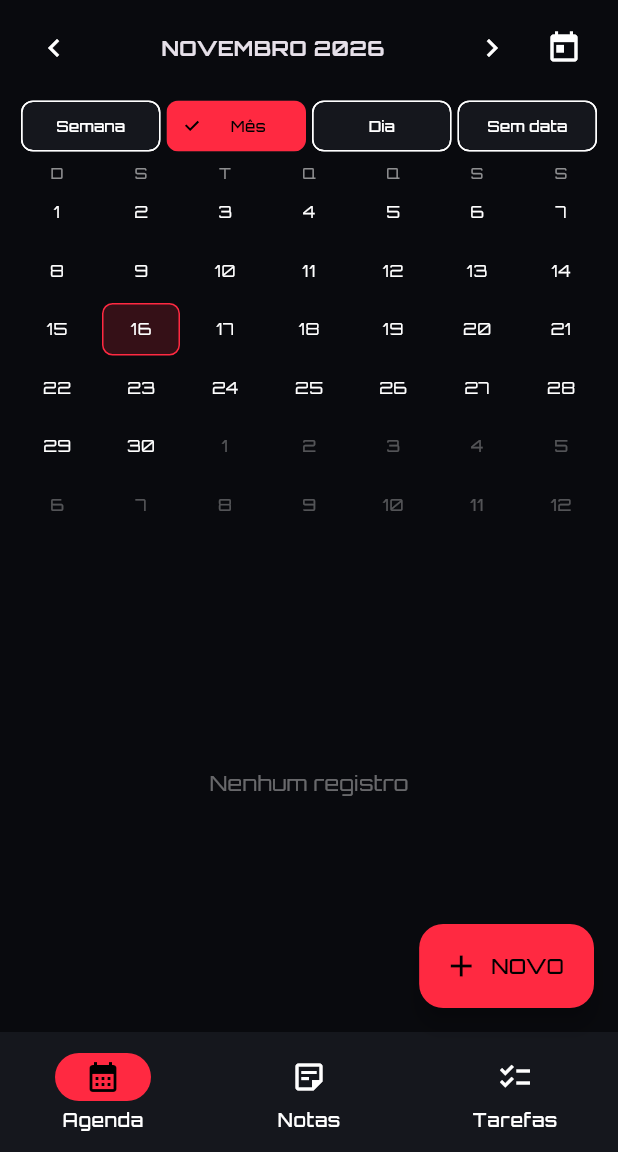
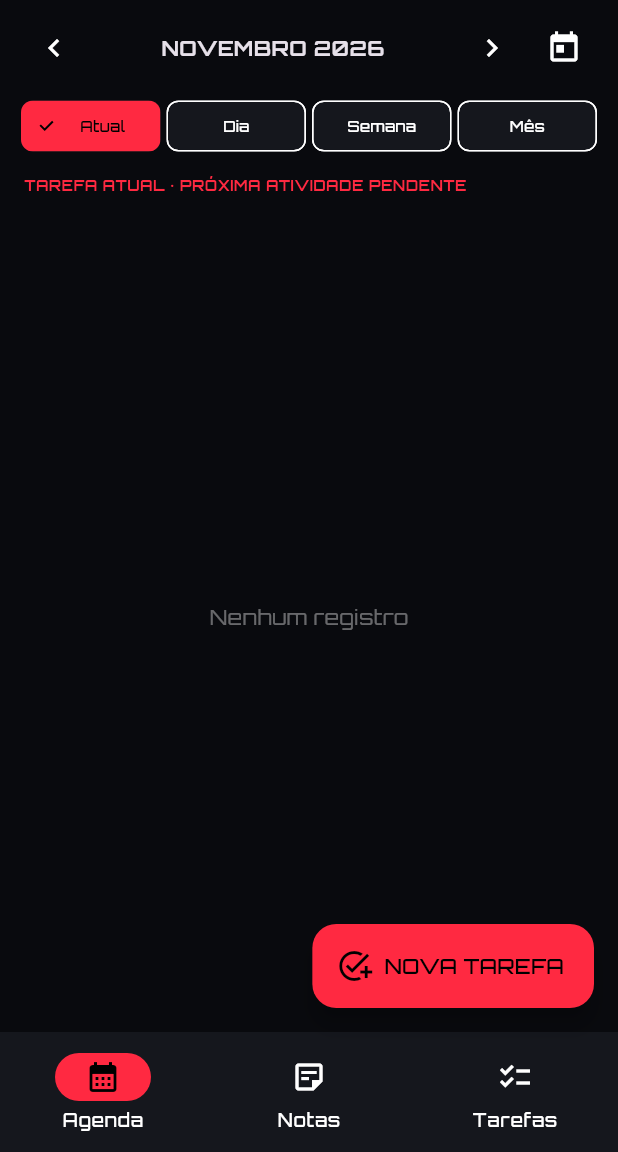
Before and after one commit to otavio-dias-leite/cyberpunk-diary, a Flutter app: the screen it shows after launch, on a phone screen of 412 x 824 dp, the part 84-1236 px from its top. Run offline on Flutter 3.47's test engine with Material 3 defaults, Android fonts, the phone set to English and light mode, and no system bars; our stand-ins replace flutter_markdown, google_fonts, shared_preferences, sqflite, sqflite_common_ffi; accounts and stored records are empty.

Commit message:
Add current, day, week, month task views and Markdown note rendering

```diff
--- a/lib/main.dart
+++ b/lib/main.dart
@@ -1,4 +1,5 @@
 import 'package:flutter/material.dart';
+import 'package:flutter_markdown/flutter_markdown.dart';
 import 'package:flutter/foundation.dart';
 import 'package:intl/intl.dart';
 import 'package:intl/date_symbol_data_local.dart';
@@ -58,7 +59,7 @@ class _CyberpunkDiaryState extends State<CyberpunkDiary> {
 class DiaryHome extends StatefulWidget { const DiaryHome({super.key}); @override State<DiaryHome> createState()=>_DiaryHomeState(); }
 class _DiaryHomeState extends State<DiaryHome> {
   DateTime focus = DateTime.now();
-  String view = 'Mês';
+  String view = 'Atual';
   int tab = 0;
   List<DiaryItem> items = [];
   bool loading = true;
@@ -93,9 +94,13 @@ class _DiaryHomeState extends State<DiaryHome> {
   @override Widget build(BuildContext context){
     final accent=Theme.of(context).colorScheme.primary;
     final dayItems=visible.where((e)=>e.dueAt!=null && DateUtils.isSameDay(DateTime.fromMillisecondsSinceEpoch(e.dueAt!),focus)).toList();
+    final activeTasks=visible.where((e)=>e.kind!='note' && !e.done).toList()..sort((a,b)=>(a.dueAt??a.updatedAt).compareTo(b.dueAt??b.updatedAt));
+    final weekStart=DateTime(focus.year,focus.month,focus.day).subtract(Duration(days:focus.weekday%7));
+    final weekItems=visible.where((e)=>e.kind!='note' && e.dueAt!=null && !DateTime.fromMillisecondsSinceEpoch(e.dueAt!).isBefore(weekStart) && DateTime.fromMillisecondsSinceEpoch(e.dueAt!).isBefore(weekStart.add(const Duration(days:7)))).toList();
+    final monthItems=visible.where((e)=>e.kind!='note' && e.dueAt!=null && DateTime.fromMillisecondsSinceEpoch(e.dueAt!).year==focus.year && DateTime.fromMillisecondsSinceEpoch(e.dueAt!).month==focus.month).toList();
     final undated=visible.where((e)=>e.dueAt==null).toList();
     return Scaffold(appBar:AppBar(title:const Text('CYBERPUNK DIARY',style:TextStyle(fontWeight:FontWeight.w900,letterSpacing:1.4,fontSize:17)),actions:[IconButton(tooltip:'Sincronização',onPressed:()=>_syncDialog(),icon:const Icon(Icons.sync)),PopupMenuButton<String>(icon:const Icon(Icons.palette_outlined),onSelected:_setTheme,itemBuilder:(_)=>themes.keys.map((e)=>PopupMenuItem(value:e,child:Text(e))).toList())]),
-      floatingActionButton:FloatingActionButton.extended(onPressed:_showCreateMenu,icon:const Icon(Icons.add),label:const Text('NOVO')),
+      floatingActionButton:FloatingActionButton.extended(onPressed:()=>_create(tab==1?'note':'task',date:tab==0&&view!='Atual'?focus:null),icon:Icon(tab==1?Icons.note_add:Icons.add_task),label:Text(tab==1?'NOVA NOTA':'NOVA TAREFA')),
       body:loading?const Center(child:CircularProgressIndicator()):Column(children:[
         Padding(padding:const EdgeInsets.fromLTRB(12,8,12,4),child:Row(children:[
           IconButton(onPressed:()=>setState(()=>focus=DateTime(focus.year,focus.month-1,focus.day)),icon:const Icon(Icons.chevron_left)),
@@ -106,7 +111,7 @@ class _DiaryHomeState extends State<DiaryHome> {
         Padding(
           padding: const EdgeInsets.symmetric(horizontal: 12),
           child: Row(
-            children: ['Semana', 'Mês', 'Dia', 'Sem data'].map((option) {
+            children: ['Atual', 'Dia', 'Semana', 'Mês'].map((option) {
               return Expanded(
                 child: Padding(
                   padding: const EdgeInsets.symmetric(horizontal: 2),
@@ -121,9 +126,10 @@ class _DiaryHomeState extends State<DiaryHome> {
           ),
         ),
         if(view=='Mês') _monthGrid(accent),
+        if(view=='Atual') Padding(padding:const EdgeInsets.fromLTRB(16,8,16,4),child:Align(alignment:Alignment.centerLeft,child:Text('TAREFA ATUAL · PRÓXIMA ATIVIDADE PENDENTE',style:TextStyle(color:accent,fontSize:10,fontWeight:FontWeight.bold)))),
         if(view=='Semana') _weekStrip(accent),
         if(view=='Dia') Padding(padding:const EdgeInsets.all(10),child:Text(DateFormat('EEEE, dd MMMM','pt_BR').format(focus).toUpperCase())),
-        Expanded(child: tab==1?_itemList(visible.where((e)=>e.kind=='note').toList()):tab==2?_itemList(visible.where((e)=>e.kind!='note').toList()):view=='Sem data'?_itemList(undated):_itemList(dayItems)),
+        Expanded(child: tab==1?_itemList(visible.where((e)=>e.kind=='note').toList()):tab==2?_itemList(visible.where((e)=>e.kind!='note').toList()):view=='Atual'?_itemList(activeTasks):view=='Semana'?_itemList(weekItems):view=='Mês'?_itemList(monthItems):_itemList(dayItems)),
       ]),
       bottomNavigationBar:NavigationBar(selectedIndex:tab,onDestinationSelected:(i)=>setState(()=>tab=i),destinations:const [NavigationDestination(icon:Icon(Icons.calendar_month),label:'Agenda'),NavigationDestination(icon:Icon(Icons.sticky_note_2_outlined),label:'Notas'),NavigationDestination(icon:Icon(Icons.checklist),label:'Tarefas')]),
     );
@@ -206,7 +212,7 @@ class _DiaryHomeState extends State<DiaryHome> {
       ),
     );
   }
-  Widget _itemList(List<DiaryItem> list)=>list.isEmpty?const Center(child:Text('Nenhum registro',style:TextStyle(color:Colors.white38))):ListView.builder(padding:const EdgeInsets.fromLTRB(12,8,12,90),itemCount:list.length,itemBuilder:(ctx,i){final e=list[i];return Card(child:ListTile(leading:e.kind=='note'?const Icon(Icons.notes):Checkbox(value:e.done,onChanged:(v)=>_done(e,v??false)),title:Text(e.title,style:TextStyle(decoration:e.done?TextDecoration.lineThrough:null)),subtitle:e.body.isEmpty?null:Text(e.body,maxLines:2,overflow:TextOverflow.ellipsis),onTap:()=>_edit(e),trailing:IconButton(icon:const Icon(Icons.delete_outline),onPressed:()=>_delete(e))));});
+  Widget _itemList(List<DiaryItem> list)=>list.isEmpty?const Center(child:Text('Nenhum registro',style:TextStyle(color:Colors.white38))):ListView.builder(padding:const EdgeInsets.fromLTRB(12,8,12,90),itemCount:list.length,itemBuilder:(ctx,i){final e=list[i];return Card(child:ListTile(leading:e.kind=='note'?const Icon(Icons.notes):Checkbox(value:e.done,onChanged:(v)=>_done(e,v??false)),title:Text(e.title,style:TextStyle(decoration:e.done?TextDecoration.lineThrough:null)),subtitle:e.body.isEmpty?null:(e.kind=='note'?MarkdownBody(data:e.body,shrinkWrap:true,styleSheet:MarkdownStyleSheet.fromTheme(Theme.of(ctx)).copyWith(p:const TextStyle(fontSize:11,color:Colors.white70),h1:const TextStyle(fontSize:15,fontWeight:FontWeight.bold),h2:const TextStyle(fontSize:13,fontWeight:FontWeight.bold))):Text(e.body,maxLines:2,overflow:TextOverflow.ellipsis)),onTap:()=>_edit(e),trailing:IconButton(icon:const Icon(Icons.delete_outline),onPressed:()=>_delete(e))));});
   Future<void> _showCreateMenu() async { final choice=await showModalBottomSheet<String>(context:context,builder:(ctx)=>SafeArea(child:Wrap(children:[for(final entry in <String,String>{'task':'Tarefa','note':'Nota','list':'Lista de tarefas'}.entries) ListTile(leading:Icon(entry.key=='note'?Icons.notes:entry.key=='list'?Icons.checklist:Icons.task_alt),title:Text(entry.value),onTap:()=>Navigator.pop(ctx,entry.key))]))); if(choice!=null) _create(choice,date:choice=='task'&&tab==0&&view!='Sem data'?focus:null); }
   Future<void> _setTheme(String value) async {themeName.value=value;final p=await SharedPreferences.getInstance();await p.setString('theme',value);}
   Future<void> _syncDialog() async {final url=TextEditingController(),token=TextEditingController();final p=await SharedPreferences.getInstance();url.text=p.getString('sync_url')??'';token.text=p.getString('sync_token')??'';final ok=await showDialog<bool>(context:context,builder:(ctx)=>AlertDialog(title:const Text('SYNC DEVICE'),content:Column(mainAxisSize:MainAxisSize.min,children:[TextField(controller:url,decoration:const InputDecoration(labelText:'Host URL')),TextField(controller:token,obscureText:true,decoration:const InputDecoration(labelText:'Token'))]),actions:[TextButton(onPressed:()=>Navigator.pop(ctx,false),child:const Text('Fechar')),FilledButton(onPressed:()=>Navigator.pop(ctx,true),child:const Text('Sincronizar'))]));if(ok==true){await p.setString('sync_url',url.text.trim());await p.setString('sync_token',token.text);try{await SyncService(url.text.trim(),token.text).sync(await DiaryDb.instance.all(),DiaryDb.instance.save);if(mounted){ScaffoldMessenger.of(context).showSnackBar(const SnackBar(content:Text('Sincronização concluída')));_refresh();}}catch(e){if(mounted)ScaffoldMessenger.of(context).showSnackBar(SnackBar(content:Text('Falha na sincronização: $e')));}}}
```
